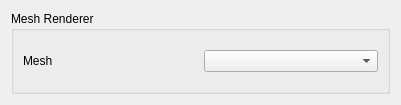
This is JopeShaderEngine/meshrendererui.ui in PatatesIDracs/ColorinesGLSL-Programming as Qt 5 draws it before an edit. The edited form follows.
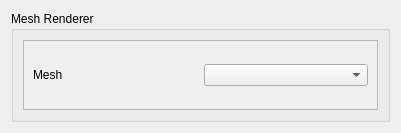
This is the edited form.

The edit to the form file:
```diff
--- a/JopeShaderEngine/meshrendererui.ui
+++ b/JopeShaderEngine/meshrendererui.ui
@@ -13,7 +13,7 @@
   <property name="windowTitle">
    <string>Form</string>
   </property>
-  <layout class="QVBoxLayout" name="verticalLayout_2">
+  <layout class="QHBoxLayout" name="horizontalLayout">
    <item>
     <widget class="QGroupBox" name="meshRendererBox">
      <property name="title">
@@ -21,6 +21,21 @@
      </property>
      <layout class="QVBoxLayout" name="verticalLayout">
       <item>
+       <widget class="QScrollArea" name="scrollArea">
+        <property name="widgetResizable">
+         <bool>true</bool>
+        </property>
+        <widget class="QWidget" name="scrollAreaWidgetContents">
+         <property name="geometry">
+          <rect>
+           <x>0</x>
+           <y>0</y>
+           <width>361</width>
+           <height>52</height>
+          </rect>
+         </property>
+         <layout class="QVBoxLayout" name="verticalLayout_3">
+          <item>
        <layout class="QVBoxLayout" name="meshRendererVlayout">
         <item>
          <layout class="QHBoxLayout" name="meshBoxLayout">
@@ -40,6 +55,10 @@
          </layout>
         </item>
        </layout>
+          </item>
+         </layout>
+        </widget>
+       </widget>
       </item>
      </layout>
     </widget>
```
Lines whose indentation alone changed are shown as unchanged.
